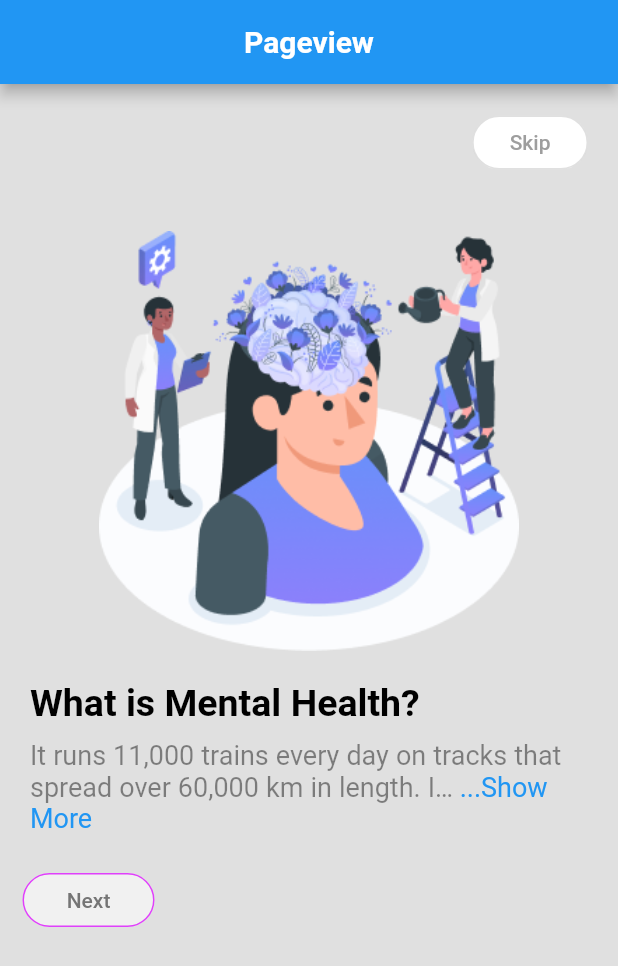
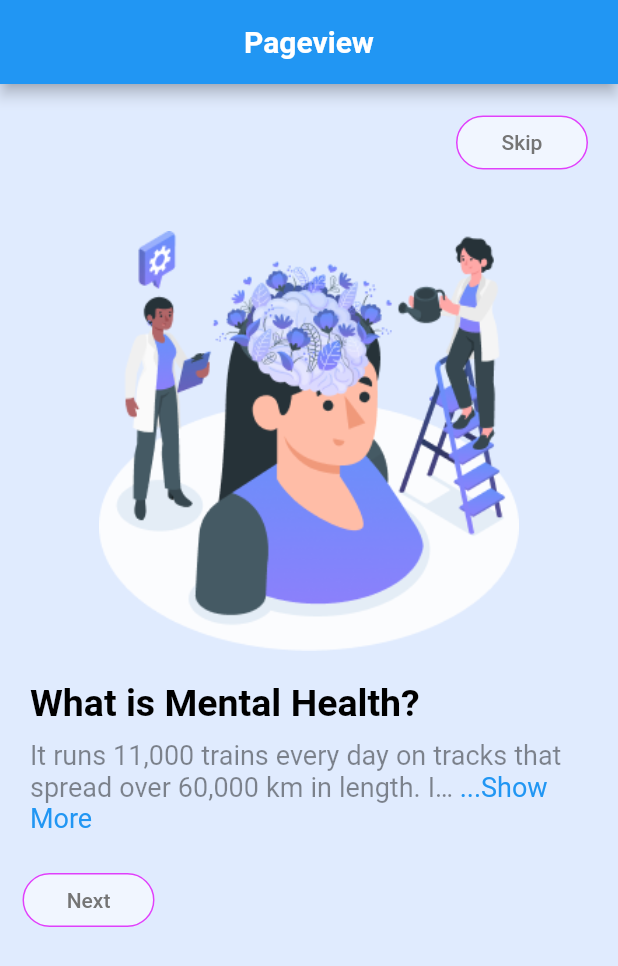
Before and after one commit to altair32/Landing-Page, a Flutter app: the screen it shows after launch, on a phone screen of 412 x 824 dp. Shown: the top 966 px of the screen. Run offline on Flutter 3.47's test engine with Material 2 defaults, Android fonts, the phone set to English and light mode, and no system bars; drawn by our look-alikes of readmore.

Commit message:
Landing page done -- param

```diff
--- a/lib/main.dart
+++ b/lib/main.dart
@@ -26,7 +26,7 @@ class pageview extends StatelessWidget {
                   controller: controller,
             children: [
               Container(
-                color: Colors.grey[300],
+                color: Color(0xDBDCE8FF),
                 child: Column(children: [
                  Column(
                    children: [
@@ -36,19 +36,20 @@ class pageview extends StatelessWidget {
                        children: [
                              Container(
                                padding: EdgeInsets.fromLTRB(0, 15, 20, 0),
-                               child: OutlinedButton(
-                                 style: OutlinedButton.styleFrom(
-                                     elevation: 0,
-                                     padding: const EdgeInsets.symmetric(horizontal: 25, vertical: 10),
-                                     backgroundColor: Colors.white,
-                                     shape: RoundedRectangleBorder(
-                                         borderRadius: BorderRadius.circular(20))),
-                                 child: const Text(
-                                   'Skip',
-                                   style: TextStyle(color: Colors.grey),
+                               child: RaisedButton(
+                                 elevation: 0,
+                                 textColor: Colors.grey[600],
+                                 color: Colors.white54,
+                                 highlightColor: Colors.blueAccent,
+                                 child: Text("Skip"),
+                                 onPressed: ()=>controller.jumpToPage(2),
+                                 shape: new RoundedRectangleBorder(
+                                   side: BorderSide(
+                                     color: Colors.purpleAccent,
+                                   ),
+                                   borderRadius: new BorderRadius.circular(30.0),
                                  ),
-                                 onPressed: ()=>controller.jumpToPage(2),
-                               )
+                               ),
                              ),
                            ],
                      ),
```
